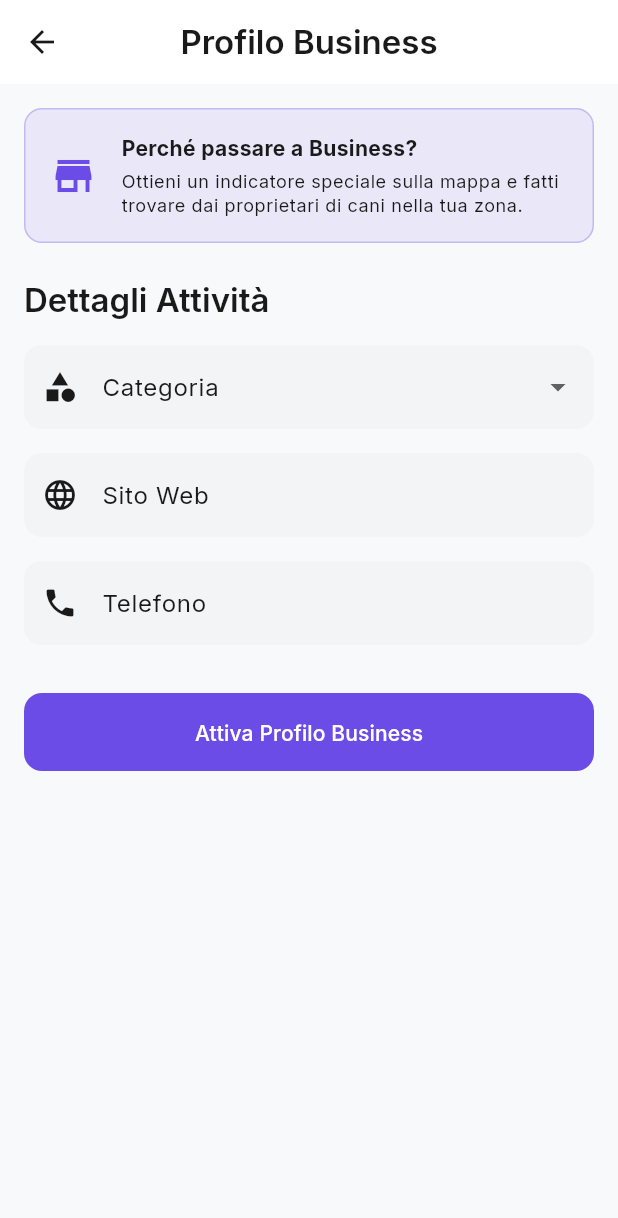
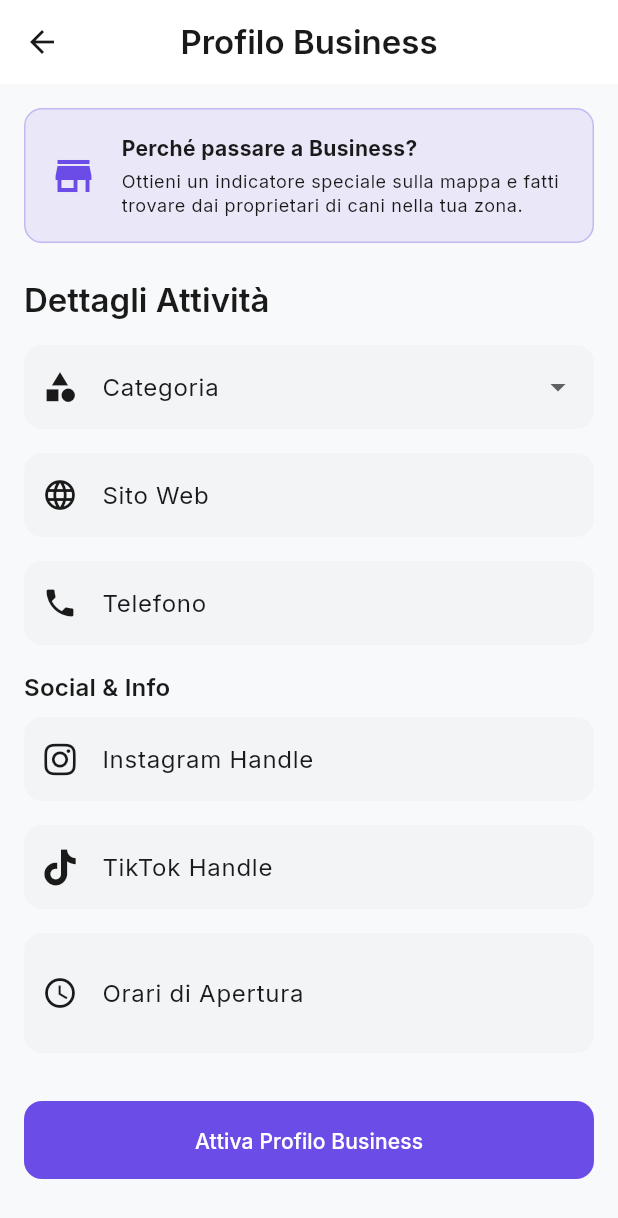
Before and after one commit to fgabelli/the_walking_pet, a Flutter app: the BusinessProfileEditScreen screen opened directly with empty values, on a phone screen of 412 x 824 dp. Shown: the top 1218 px of the screen. Run offline on Flutter 3.47's test engine with Material 3 defaults, Android fonts, the phone set to English and light mode, and no system bars; our stand-ins replace cloud_firestore, firebase_auth, firebase_core, firebase_messaging, firebase_storage, flutter_image_compress and 12 more; missing offline and left inert: geoflutterfire_plus, purchases_flutter; accounts and stored records are empty.

Commit message:
feat: Add Socials and Hours input to Business Profile Edit

```diff
--- a/lib/features/profile/presentation/screens/business_profile_edit_screen.dart
+++ b/lib/features/profile/presentation/screens/business_profile_edit_screen.dart
@@ -1,5 +1,6 @@
 import 'package:flutter/material.dart';
 import 'package:flutter_riverpod/flutter_riverpod.dart';
+import 'package:font_awesome_flutter/font_awesome_flutter.dart';
 import '../../../../core/theme/app_colors.dart';
 import '../../../../shared/models/user_model.dart';
 import '../providers/profile_provider.dart';
@@ -17,6 +18,9 @@ class _BusinessProfileEditScreenState extends ConsumerState<BusinessProfileEditS
   final _formKey = GlobalKey<FormState>();
   late TextEditingController _websiteController;
   late TextEditingController _phoneController;
+  late TextEditingController _instagramController;
+  late TextEditingController _tiktokController;
+  late TextEditingController _hoursController;
   String? _selectedCategory;
   bool _isLoading = false;
 
@@ -38,6 +42,9 @@ class _BusinessProfileEditScreenState extends ConsumerState<BusinessProfileEditS
     super.initState();
     _websiteController = TextEditingController(text: widget.user.website);
     _phoneController = TextEditingController(text: widget.user.phoneNumber);
+    _instagramController = TextEditingController(text: widget.user.instagramHandle);
+    _tiktokController = TextEditingController(text: widget.user.tiktokHandle);
+    _hoursController = TextEditingController(text: widget.user.openingHours);
     _selectedCategory = widget.user.businessCategory;
   }
 
@@ -45,6 +52,9 @@ class _BusinessProfileEditScreenState extends ConsumerState<BusinessProfileEditS
   void dispose() {
     _websiteController.dispose();
     _phoneController.dispose();
+    _instagramController.dispose();
+    _tiktokController.dispose();
+    _hoursController.dispose();
     super.dispose();
   }
 
@@ -58,6 +68,9 @@ class _BusinessProfileEditScreenState extends ConsumerState<BusinessProfileEditS
         businessCategory: _selectedCategory,
         website: _websiteController.text.trim(),
         phoneNumber: _phoneController.text.trim(),
+        instagramHandle: _instagramController.text.trim(),
+        tiktokHandle: _tiktokController.text.trim(),
+        openingHours: _hoursController.text.trim(),
         accountType: AccountType.business, // Force switch to business
       );
 
@@ -134,6 +147,47 @@ class _BusinessProfileEditScreenState extends ConsumerState<BusinessProfileEditS
                  ),
                  keyboardType: TextInputType.phone,
                ),
+               const SizedBox(height: 16),
+
+               // Socials Section
+               Text('Social & Info', style: Theme.of(context).textTheme.titleMedium),
+               const SizedBox(height: 8),
+
+               // Instagram
+               TextFormField(
+                 controller: _instagramController,
+                 decoration: const InputDecoration(
+                   labelText: 'Instagram Handle',
+                   prefixIcon: Icon(FontAwesomeIcons.instagram),
+                   border: OutlineInputBorder(),
+                   hintText: '@tuo.business'
+                 ),
+               ),
+               const SizedBox(height: 16),
+
+               // TikTok
+               TextFormField(
+                 controller: _tiktokController,
+                 decoration: const InputDecoration(
+                   labelText: 'TikTok Handle',
+                   prefixIcon: Icon(FontAwesomeIcons.tiktok),
+                   border: OutlineInputBorder(),
+                   hintText: '@tuo.business'
+                 ),
+               ),
+               const SizedBox(height: 16),
+
+               // Opening Hours (Simple Text for now)
+               TextFormField(
+                 controller: _hoursController,
+                 decoration: const InputDecoration(
+                   labelText: 'Orari di Apertura',
+                   prefixIcon: Icon(Icons.access_time),
+                   border: OutlineInputBorder(),
+                   hintText: 'Lun-Ven: 09:00 - 18:00'
+                 ),
+                 maxLines: 2,
+               ),
 
                const SizedBox(height: 32),
 
```
